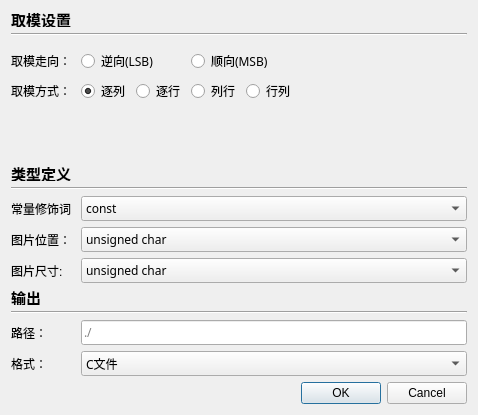
The window that BmpManager/custom/dialogprojectsettings.ui (luckyPtr/BitmapStudio) describes before a commit, drawn with Qt 5.
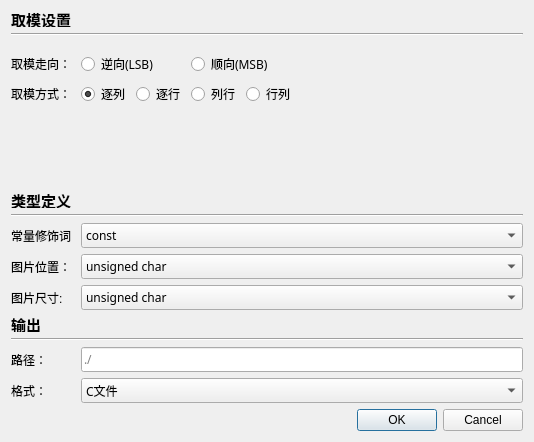
The same window after the commit. Custom widgets are drawn as their Qt base class.

Commit message: 逐行和逐列的取模方式

Patch:
```diff
--- a/BmpManager/custom/dialogprojectsettings.ui
+++ b/BmpManager/custom/dialogprojectsettings.ui
@@ -6,8 +6,8 @@
    <rect>
     <x>0</x>
     <y>0</y>
-    <width>478</width>
-    <height>415</height>
+    <width>534</width>
+    <height>442</height>
    </rect>
   </property>
   <property name="windowTitle">
@@ -378,6 +378,11 @@
        </item>
        <item>
         <widget class="QRadioButton" name="radioButton_ZH">
+         <property name="font">
+          <font>
+           <family>Microsoft YaHei</family>
+          </font>
+         </property>
          <property name="text">
           <string>逐行</string>
          </property>
@@ -385,6 +390,11 @@
        </item>
        <item>
         <widget class="QRadioButton" name="radioButton_LH">
+         <property name="font">
+          <font>
+           <family>Microsoft YaHei</family>
+          </font>
+         </property>
          <property name="text">
           <string>列行</string>
          </property>
@@ -392,6 +402,11 @@
        </item>
        <item>
         <widget class="QRadioButton" name="radioButton_HL">
+         <property name="font">
+          <font>
+           <family>Microsoft YaHei</family>
+          </font>
+         </property>
          <property name="text">
           <string>行列</string>
          </property>
```
The commit also changes 2 other files.
